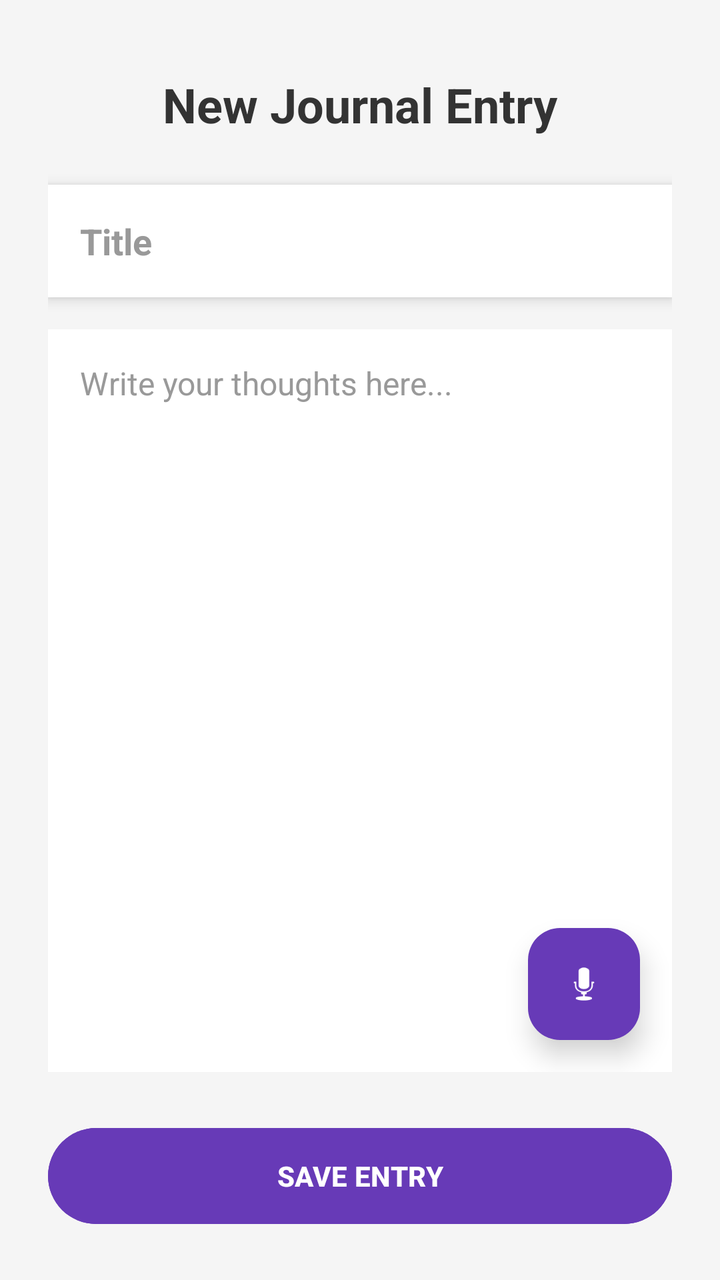
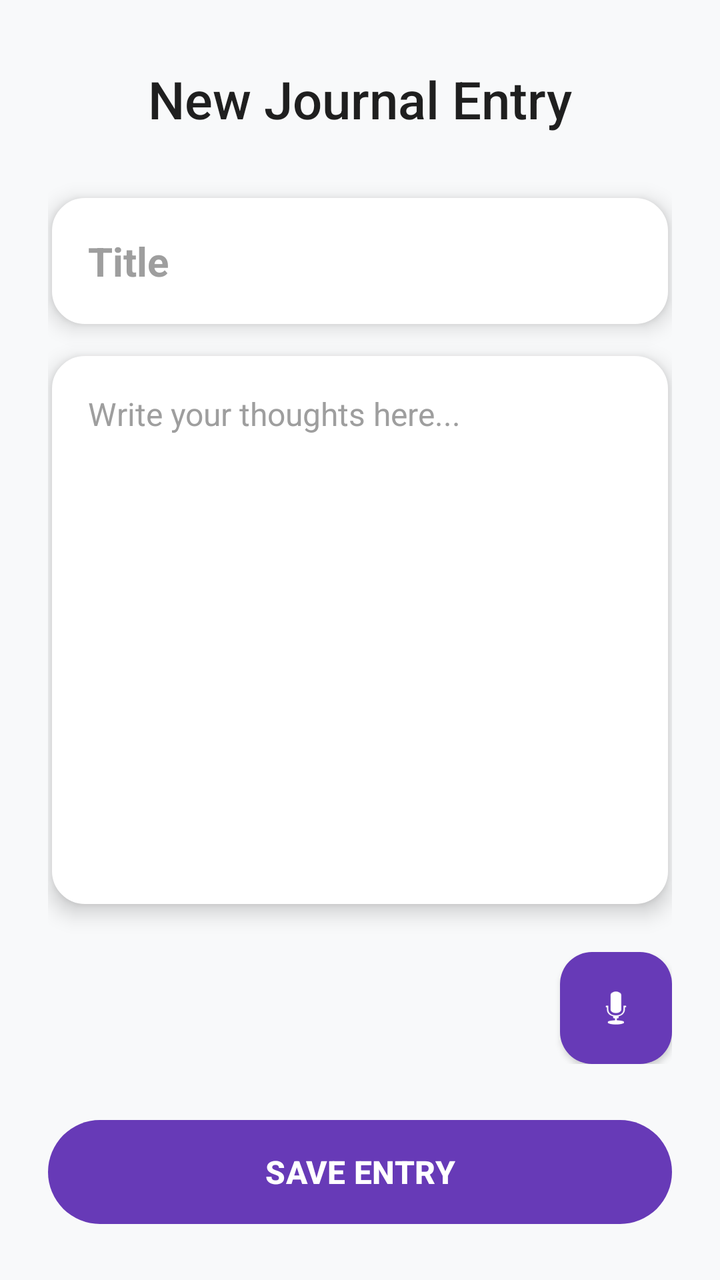

An Android layout rendered at two revisions. The XML below is the earlier revision; the diff shows what the commit changed to produce the second picture.
<!-- AndroidManifest.xml: application theme Theme.SpiritualTracker -->
<!-- res/layout/activity_journal.xml -->
<?xml version="1.0" encoding="utf-8"?>
<LinearLayout xmlns:android="http://schemas.android.com/apk/res/android"
    xmlns:app="http://schemas.android.com/apk/res-auto"
    android:layout_width="match_parent"
    android:layout_height="match_parent"
    android:orientation="vertical"
    android:background="#F5F5F5"
    android:fitsSystemWindows="true">

    <LinearLayout
        android:layout_width="match_parent"
        android:layout_height="match_parent"
        android:orientation="vertical"
        android:padding="24dp">

        <TextView
            android:layout_width="wrap_content"
            android:layout_height="wrap_content"
            android:text="New Journal Entry"
            android:textSize="24sp"
            android:textStyle="bold"
            android:textColor="#333333"
            android:layout_gravity="center"
            android:layout_marginTop="12dp"
            android:layout_marginBottom="24dp"/>

        <EditText
            android:id="@+id/etTitle"
            android:layout_width="match_parent"
            android:layout_height="wrap_content"
            android:background="@android:color/white"
            android:padding="16dp"
            android:hint="Title"
            android:textSize="18sp"
            android:textStyle="bold"
            android:elevation="4dp"
            android:layout_marginBottom="16dp"
            android:textColor="#333333"
            android:textColorHint="#999999"/>

        <FrameLayout
            android:layout_width="match_parent"
            android:layout_height="0dp"
            android:layout_weight="1"
            android:layout_marginBottom="24dp">

            <EditText
                android:id="@+id/etContent"
                android:layout_width="match_parent"
                android:layout_height="match_parent"
                android:background="@android:color/white"
                android:padding="16dp"
                android:paddingBottom="72dp"
                android:hint="Write your thoughts here..."
                android:gravity="top|start"
                android:textSize="16sp"
                android:elevation="4dp"
                android:textColor="#333333"
                android:textColorHint="#999999"/>

            <com.google.android.material.floatingactionbutton.FloatingActionButton
                android:id="@+id/btnRecord"
                android:layout_width="wrap_content"
                android:layout_height="wrap_content"
                android:layout_gravity="bottom|end"
                android:layout_margin="16dp"
                android:src="@android:drawable/ic_btn_speak_now"
                app:backgroundTint="#673AB7"
                app:tint="@android:color/white"
                app:elevation="8dp"
                app:fabSize="normal" />
        </FrameLayout>

        <Button
            android:id="@+id/btnSaveJournal"
            android:layout_width="match_parent"
            android:layout_height="56dp"
            android:text="SAVE ENTRY"
            android:textStyle="bold"
            android:backgroundTint="#673AB7"
            android:textColor="#ffffff"/>

    </LinearLayout>

</LinearLayout>
<!-- resources referenced by this layout -->
<resources>
  <style name="Theme.SpiritualTracker" parent="Base.Theme.SpiritualTracker" />
  <style name="Base.Theme.SpiritualTracker" parent="Theme.Material3.DayNight.NoActionBar">
          
          
      </style>
</resources>

<!-- the commit's change to res/layout/activity_journal.xml (unified diff, before → after) -->
@@ -4,7 +4,7 @@
     android:layout_width="match_parent"
     android:layout_height="match_parent"
     android:orientation="vertical"
-    android:background="#F5F5F5"
+    android:background="#F8F9FA"
     android:fitsSystemWindows="true">
 
     <LinearLayout
@@ -17,69 +17,99 @@
             android:layout_width="wrap_content"
             android:layout_height="wrap_content"
             android:text="New Journal Entry"
-            android:textSize="24sp"
-            android:textStyle="bold"
-            android:textColor="#333333"
+            android:textSize="26sp"
+            android:fontFamily="sans-serif-medium"
+            android:textColor="#1F1F1F"
             android:layout_gravity="center"
-            android:layout_marginTop="12dp"
-            android:layout_marginBottom="24dp"/>
+            android:layout_marginTop="8dp"
+            android:layout_marginBottom="32dp"/>
 
         <EditText
             android:id="@+id/etTitle"
             android:layout_width="match_parent"
             android:layout_height="wrap_content"
-            android:background="@android:color/white"
-            android:padding="16dp"
+            android:background="@drawable/bg_rounded_input"
+            android:backgroundTint="#FFFFFF"
+            android:elevation="6dp"
+            android:padding="18dp"
             android:hint="Title"
-            android:textSize="18sp"
+            android:textSize="20sp"
             android:textStyle="bold"
-            android:elevation="4dp"
             android:layout_marginBottom="16dp"
-            android:textColor="#333333"
-            android:textColorHint="#999999"/>
+            android:layout_marginHorizontal="2dp"
+            android:textColor="#1F1F1F"
+            android:textColorHint="#9E9E9E"/>
 
-        <FrameLayout
+        <EditText
+            android:id="@+id/etContent"
             android:layout_width="match_parent"
             android:layout_height="0dp"
             android:layout_weight="1"
+            android:background="@drawable/bg_rounded_input"
+            android:backgroundTint="#FFFFFF"
+            android:elevation="6dp"
+            android:padding="18dp"
+            android:hint="Write your thoughts here..."
+            android:gravity="top|start"
+            android:textSize="16sp"
+            android:lineSpacingExtra="4dp"
+            android:layout_marginBottom="24dp"
+            android:layout_marginHorizontal="2dp"
+            android:textColor="#333333"
+            android:textColorHint="#9E9E9E"/>
+
+        <LinearLayout
+            android:layout_width="match_parent"
+            android:layout_height="wrap_content"
+            android:orientation="horizontal"
+            android:gravity="center_vertical|end"
             android:layout_marginBottom="24dp">
 
-            <EditText
-                android:id="@+id/etContent"
-                android:layout_width="match_parent"
-                android:layout_height="match_parent"
-                android:background="@android:color/white"
-                android:padding="16dp"
-                android:paddingBottom="72dp"
-                android:hint="Write your thoughts here..."
-                android:gravity="top|start"
-                android:textSize="16sp"
-                android:elevation="4dp"
-                android:textColor="#333333"
-                android:textColorHint="#999999"/>
+            <TextView
+                android:id="@+id/tvRecordTimer"
+                android:layout_width="0dp"
+                android:layout_height="wrap_content"
+                android:layout_weight="1"
+                android:text="00:00"
+                android:textColor="#999999"
+                android:textSize="14sp"
+                android:fontFamily="sans-serif-medium"
+                android:paddingStart="4dp"
+                android:visibility="gone" />
+
+            <com.google.android.material.floatingactionbutton.FloatingActionButton
+                android:id="@+id/btnDiscardAudio"
+                android:layout_width="wrap_content"
+                android:layout_height="wrap_content"
+                android:layout_marginEnd="16dp"
+                android:src="@android:drawable/ic_menu_delete"
+                app:backgroundTint="#FEE7E6"
+                app:tint="#E53935"
+                app:elevation="0dp"
+                app:fabCustomSize="40dp"
+                android:visibility="gone" />
 
             <com.google.android.material.floatingactionbutton.FloatingActionButton
                 android:id="@+id/btnRecord"
                 android:layout_width="wrap_content"
                 android:layout_height="wrap_content"
-                android:layout_gravity="bottom|end"
-                android:layout_margin="16dp"
                 android:src="@android:drawable/ic_btn_speak_now"
                 app:backgroundTint="#673AB7"
                 app:tint="@android:color/white"
-                app:elevation="8dp"
+                app:elevation="2dp"
                 app:fabSize="normal" />
-        </FrameLayout>
+        </LinearLayout>
 
-        <Button
+        <com.google.android.material.button.MaterialButton
             android:id="@+id/btnSaveJournal"
             android:layout_width="match_parent"
-            android:layout_height="56dp"
+            android:layout_height="60dp"
             android:text="SAVE ENTRY"
+            android:textSize="16sp"
             android:textStyle="bold"
-            android:backgroundTint="#673AB7"
+            app:cornerRadius="30dp"
+            app:backgroundTint="#673AB7"
             android:textColor="#ffffff"/>
 
     </LinearLayout>
-
 </LinearLayout>
<!-- resource entries referenced after the edit -->
@@ -1,9 +1,22 @@
 <!-- resources referenced by this layout -->
 <resources>
+  <!-- drawable bg_rounded_input (drawable) -->
+  <?xml version="1.0" encoding="utf-8"?>
+  <shape xmlns:android="http://schemas.android.com/apk/res/android"
+      android:shape="rectangle">
+      <solid android:color="@android:color/white" />
+      <corners android:radius="16dp" />
+      <stroke
+          android:width="1dp"
+          android:color="#E0E0E0" />
+  </shape>
   <style name="Theme.SpiritualTracker" parent="Base.Theme.SpiritualTracker" />
   <style name="Base.Theme.SpiritualTracker" parent="Theme.Material3.DayNight.NoActionBar">
-          
-          
+          <item name="colorPrimary">#7E57C2</item>
+          <item name="colorOnPrimary">#FFFFFF</item>
+          <item name="colorSecondaryContainer">#D1C4E9</item>
+          <item name="colorOnSecondaryContainer">#7E57C2</item>
+          <item name="android:windowBackground">#F3F4F9</item>
       </style>
 </resources>
 
